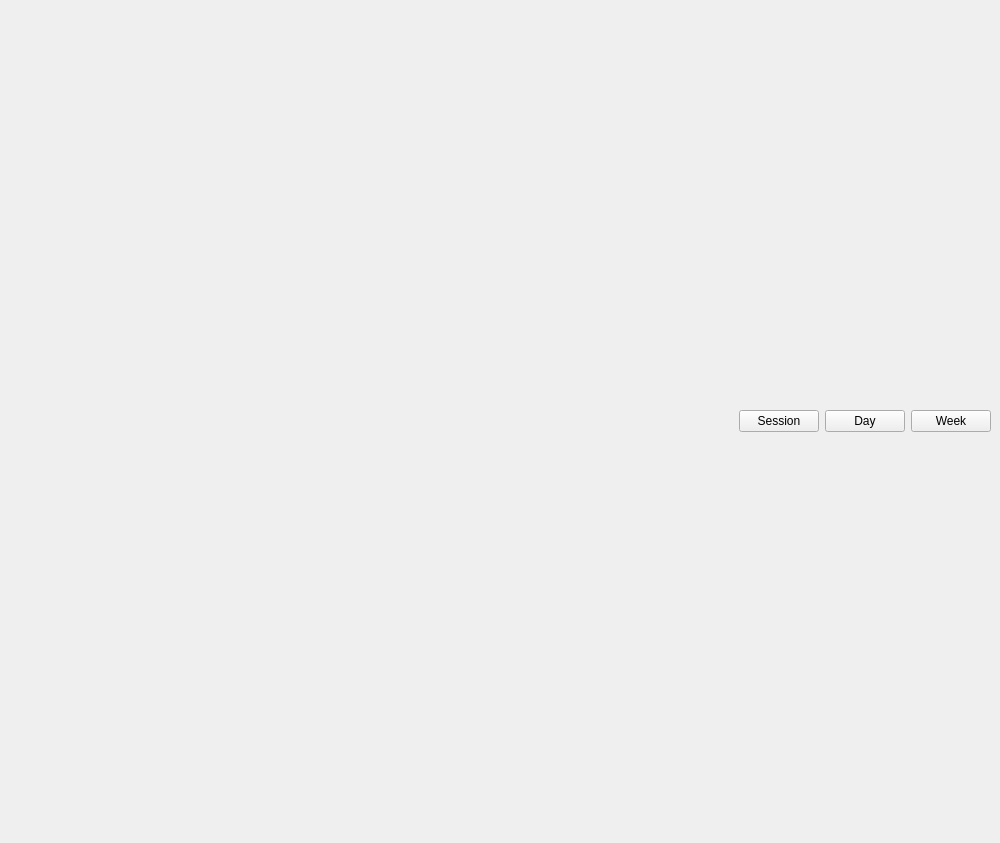
Before: the Qt Designer form ui/ui_files/main.ui in MergenStudios/desktop_screentime, drawn with Qt 5.
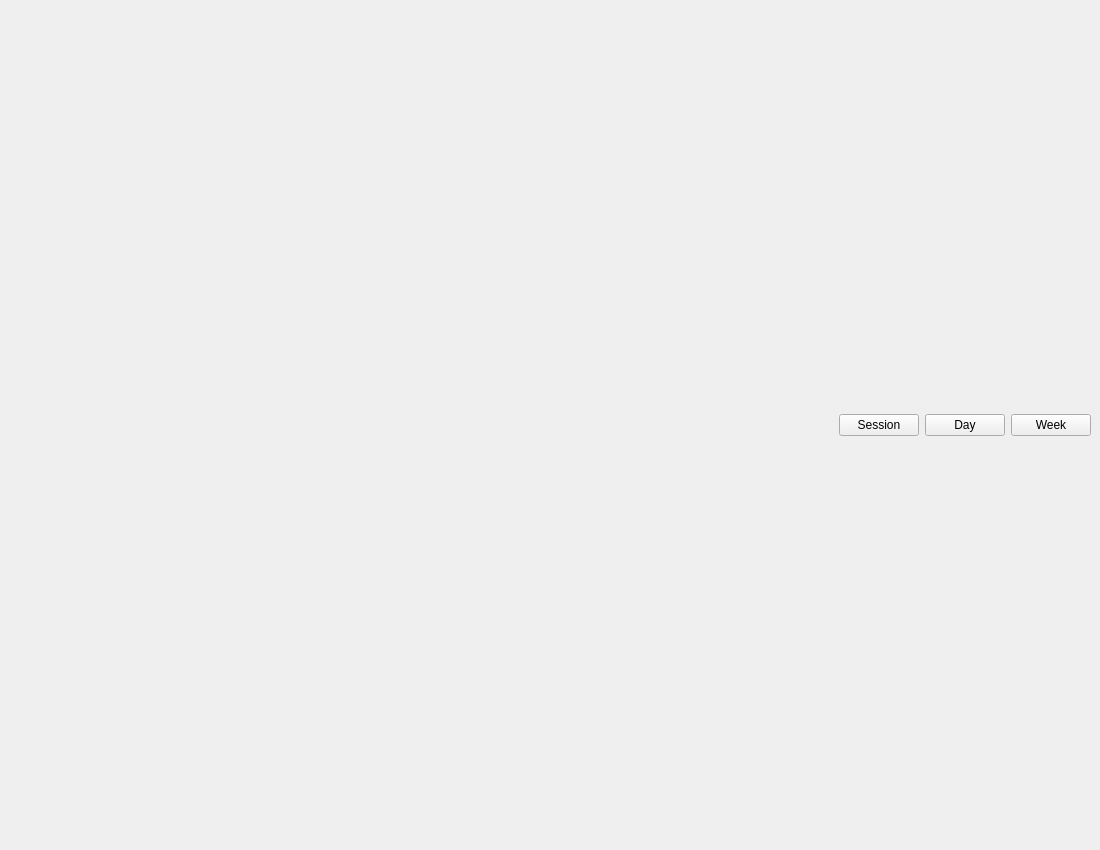
After: the same form once the commit is applied.

Commit message: added centered window

What changed in the file:
```diff
--- a/ui/ui_files/main.ui
+++ b/ui/ui_files/main.ui
@@ -6,10 +6,22 @@
    <rect>
     <x>0</x>
     <y>0</y>
-    <width>1000</width>
-    <height>843</height>
+    <width>1100</width>
+    <height>850</height>
    </rect>
   </property>
+  <property name="sizePolicy">
+   <sizepolicy hsizetype="Preferred" vsizetype="Preferred">
+    <horstretch>0</horstretch>
+    <verstretch>0</verstretch>
+   </sizepolicy>
+  </property>
+  <property name="minimumSize">
+   <size>
+    <width>1100</width>
+    <height>850</height>
+   </size>
+  </property>
   <property name="windowTitle">
    <string>MainWindow</string>
   </property>
```
The commit also changes 1 other file.
